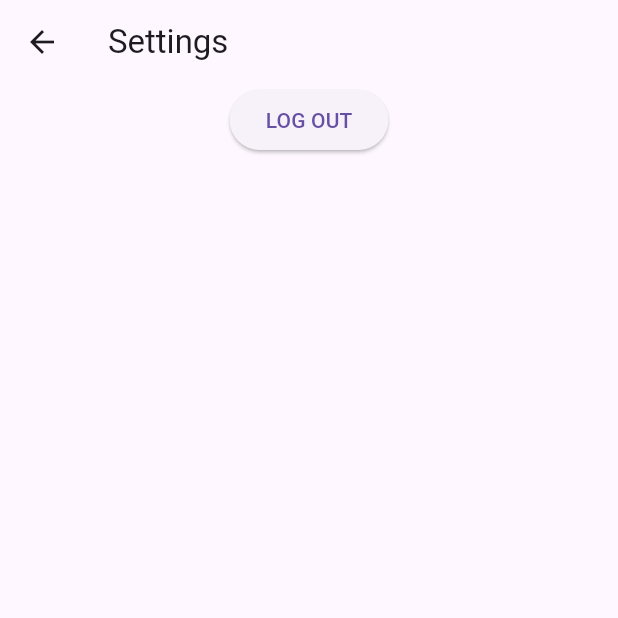
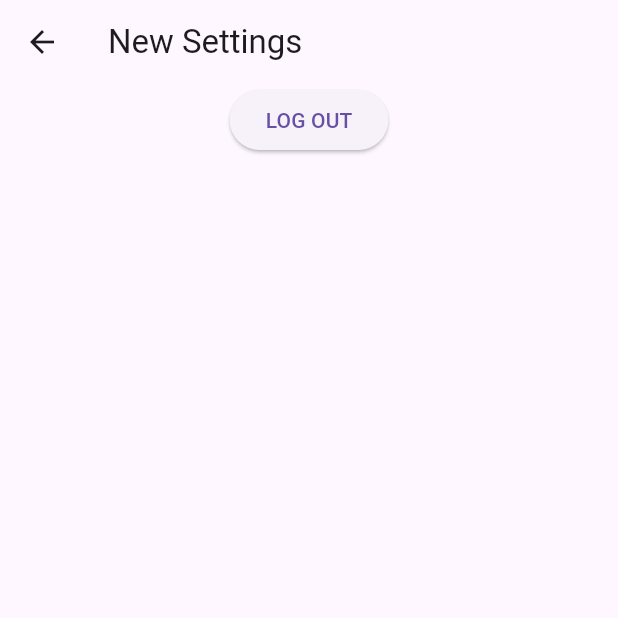
Before and after one commit to Kibeyy/Savit, a Flutter app: the screen it shows after launch, after a tap on the "settings" icon, on a phone screen of 412 x 824 dp, the top half of it. Run offline on Flutter 3.47's test engine with Material 3 defaults, Android fonts, the phone set to English and light mode, and no system bars; missing offline and left inert: dart:ffi.

Commit message:
Added a placeholder for the settings page

```diff
--- a/projects/navigator_app/lib/main.dart
+++ b/projects/navigator_app/lib/main.dart
@@ -30,7 +30,7 @@ void main() {
                    context,
                    MaterialPageRoute(
                      builder: (context) {
-                       return Settings();
+                       return Settings(title: "New Settings",);
                      },),);
                },
                icon: Icon(Icons.settings))
--- a/projects/navigator_app/lib/pages/settings/settings.dart
+++ b/projects/navigator_app/lib/pages/settings/settings.dart
@@ -1,7 +1,11 @@
 import 'package:flutter/material.dart';
 
 class Settings extends StatelessWidget {
-  const Settings({super.key});
+  const Settings({super.key,
+    required this.title
+  });
+
+  final String title;
 
   @override
   Widget build(BuildContext context) {
@@ -9,7 +13,7 @@ class Settings extends StatelessWidget {
 
       child: Scaffold(
         appBar: AppBar(
-          title: Text("Settings"),
+          title: Text(title),
         ),
         body: Center(
           child: Column(
```
